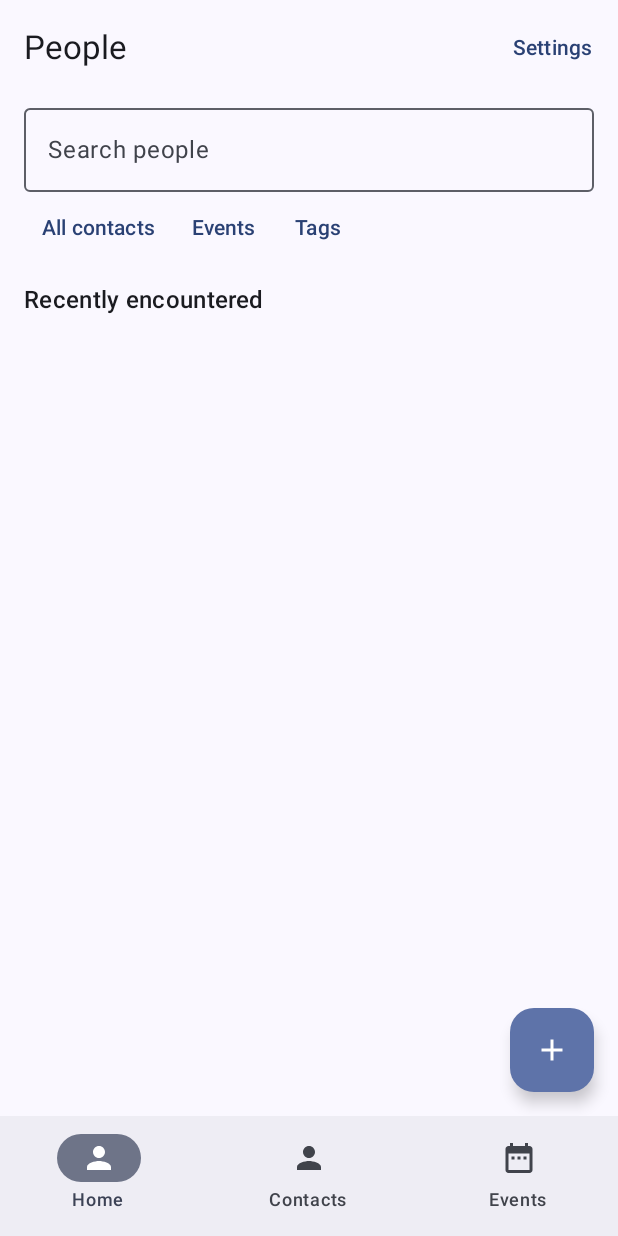
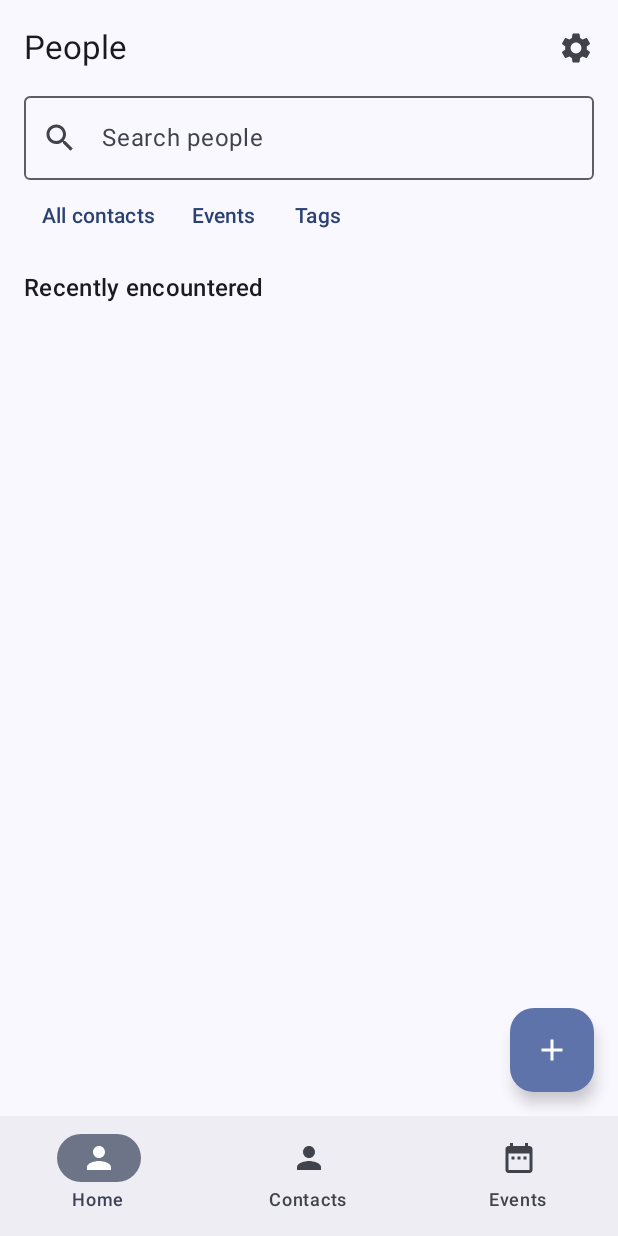
Before and after one commit to redloon/personal-relationship-manager, an Android app built with Jetpack Compose: the screen it shows after launch (MainActivity), on a phone screen of 412 x 824 dp. Run offline under Robolectric (Android 15) with nearby library versions, the phone set to English and light mode, and no system bars; our stand-ins replace Dagger/Hilt's generated code, Navigation 3, Room's generated code; libraries missing offline, so code that uses them is left out: androidx.hilt.lifecycle.

Commit message:
Reuse search and settings controls across screens
Give Dashboard and the event person picker the shared clearable search field, and use the same settings icon on Dashboard, Contacts and Events. Document component reuse and cover Dashboard clearing and settings navigation.

Validation: Dashboard 3/3 (0835d1a6ca004029b86a80e11668b553); full instrumentation 66/66 in 94.3s (82c219b7771e4e44b8fcb0b614939bea). Pre-launch builds, lint and static checks passed.

```diff
--- /dev/null
+++ b/app/src/main/java/com/idontremember/personalcrm/ui/components/SearchAndSettings.kt
@@ -0,0 +1,41 @@
+package com.idontremember.personalcrm.ui.components
+
+import androidx.compose.foundation.layout.size
+import androidx.compose.material.icons.Icons
+import androidx.compose.material.icons.filled.Close
+import androidx.compose.material.icons.filled.Search
+import androidx.compose.material.icons.filled.Settings
+import androidx.compose.material3.Icon
+import androidx.compose.material3.IconButton
+import androidx.compose.material3.OutlinedTextField
+import androidx.compose.material3.Text
+import androidx.compose.runtime.Composable
+import androidx.compose.ui.Modifier
+import androidx.compose.ui.platform.testTag
+import androidx.compose.ui.res.stringResource
+import androidx.compose.ui.unit.dp
+import com.idontremember.personalcrm.R
+
+@Composable
+fun SearchField(query: String, onQueryChange: (String) -> Unit, hint: String, clearTag: String, modifier: Modifier = Modifier) {
+    OutlinedTextField(
+        value = query,
+        onValueChange = onQueryChange,
+        modifier = modifier,
+        placeholder = { Text(hint) },
+        leadingIcon = { Icon(Icons.Default.Search, contentDescription = null) },
+        trailingIcon = if (query.isNotEmpty()) {{
+            IconButton(onClick = { onQueryChange("") }, modifier = Modifier.testTag(clearTag)) {
+                Icon(Icons.Default.Close, contentDescription = stringResource(R.string.cd_clear_search))
+            }
+        }} else null,
+        singleLine = true
+    )
+}
+
+@Composable
+fun SettingsButton(onClick: () -> Unit) {
+    IconButton(onClick = onClick, modifier = Modifier.size(48.dp).testTag("settings_button")) {
+        Icon(Icons.Default.Settings, contentDescription = stringResource(R.string.cd_settings))
+    }
+}
--- a/app/src/main/java/com/idontremember/personalcrm/ui/pilot/PilotScreens.kt
+++ b/app/src/main/java/com/idontremember/personalcrm/ui/pilot/PilotScreens.kt
@@ -18,6 +18,8 @@ import androidx.compose.ui.Modifier
 import androidx.compose.ui.platform.testTag
 import androidx.compose.ui.unit.dp
 import androidx.hilt.lifecycle.viewmodel.compose.hiltViewModel
+import com.idontremember.personalcrm.ui.components.SearchField
+import com.idontremember.personalcrm.ui.components.SettingsButton
 import com.idontremember.personalcrm.data.db.entity.Tag
 
 @OptIn(ExperimentalMaterial3Api::class)
@@ -26,9 +28,9 @@ fun Dashboard(onContact: (Long) -> Unit, onContacts: () -> Unit, onEvents: () ->
     val contacts by vm.contacts.collectAsState()
     val recent by vm.recent.collectAsState()
     var query by remember { mutableStateOf("") }
-    Scaffold(modifier = Modifier.testTag("dashboard_screen"), topBar = { TopAppBar(title = { Text(stringResource(R.string.pilot_people)) }, actions = { TextButton(onClick = onSettings) { Text(stringResource(R.string.pilot_settings)) } }) }, floatingActionButton = { FloatingActionButton(onClick = onAdd) { Icon(Icons.Default.Add, contentDescription = stringResource(R.string.pilot_quick_capture)) } }) { padding ->
+    Scaffold(modifier = Modifier.testTag("dashboard_screen"), topBar = { TopAppBar(title = { Text(stringResource(R.string.pilot_people)) }, actions = { SettingsButton(onClick = onSettings) }) }, floatingActionButton = { FloatingActionButton(onClick = onAdd) { Icon(Icons.Default.Add, contentDescription = stringResource(R.string.pilot_quick_capture)) } }) { padding ->
         LazyColumn(Modifier.fillMaxSize().padding(padding).padding(horizontal = 16.dp)) {
-            item { OutlinedTextField(query, { query = it }, label = { Text(stringResource(R.string.pilot_search)) }, modifier = Modifier.fillMaxWidth().testTag("dashboard_search"), singleLine = true) }
+            item { SearchField(query, { query = it }, stringResource(R.string.pilot_search), "clear_dashboard_search_button", Modifier.fillMaxWidth().testTag("dashboard_search")) }
             item { Row { TextButton(onClick = onContacts) { Text(stringResource(R.string.pilot_all_contacts)) }; TextButton(onClick = onEvents) { Text(stringResource(R.string.pilot_events)) }; TextButton(onClick = onTags) { Text(stringResource(R.string.pilot_tags)) } } }
             item { Text(if (query.isBlank()) stringResource(R.string.pilot_recent) else stringResource(R.string.pilot_search_results), style = MaterialTheme.typography.titleMedium, modifier = Modifier.padding(vertical = 12.dp)) }
             items(if (query.isBlank()) recent else contacts.filter { it.displayName.contains(query, true) }, key = { it.id }) { person ->
```
Also changed, not shown: app/src/main/java/com/idontremember/personalcrm/ui/contacts/ContactsListScreen.kt (+9 -30 lines), app/src/main/java/com/idontremember/personalcrm/ui/events/EventDetailScreen.kt (+6 -5 lines), app/src/main/java/com/idontremember/personalcrm/ui/events/EventsListScreen.kt (+9 -33 lines), 3 other files.
